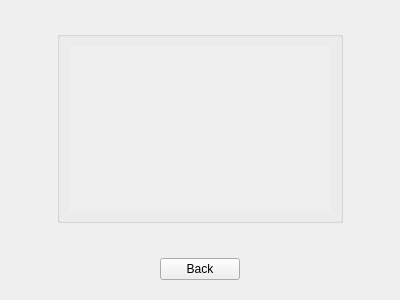
Before: the Qt Designer form src/CreditsScreen.ui in RemotelyChaotic/JOIPEngine, drawn with Qt 5.
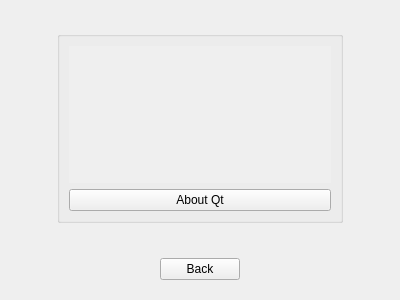
After: the same form once the commit is applied. Custom widgets are drawn as their Qt base class.

Commit message: Qt license popup added

What changed in the file:
```diff
--- a/src/CreditsScreen.ui
+++ b/src/CreditsScreen.ui
@@ -40,7 +40,7 @@
            <x>0</x>
            <y>0</y>
            <width>266</width>
-           <height>144</height>
+           <height>117</height>
           </rect>
          </property>
          <layout class="QVBoxLayout" name="verticalLayout_2">
@@ -58,6 +58,13 @@
         </widget>
        </widget>
       </item>
+      <item>
+       <widget class="QPushButton" name="pAboutQtButton">
+        <property name="text">
+         <string>About Qt</string>
+        </property>
+       </widget>
+      </item>
      </layout>
     </widget>
    </item>
```
The commit also changes 2 other files.
